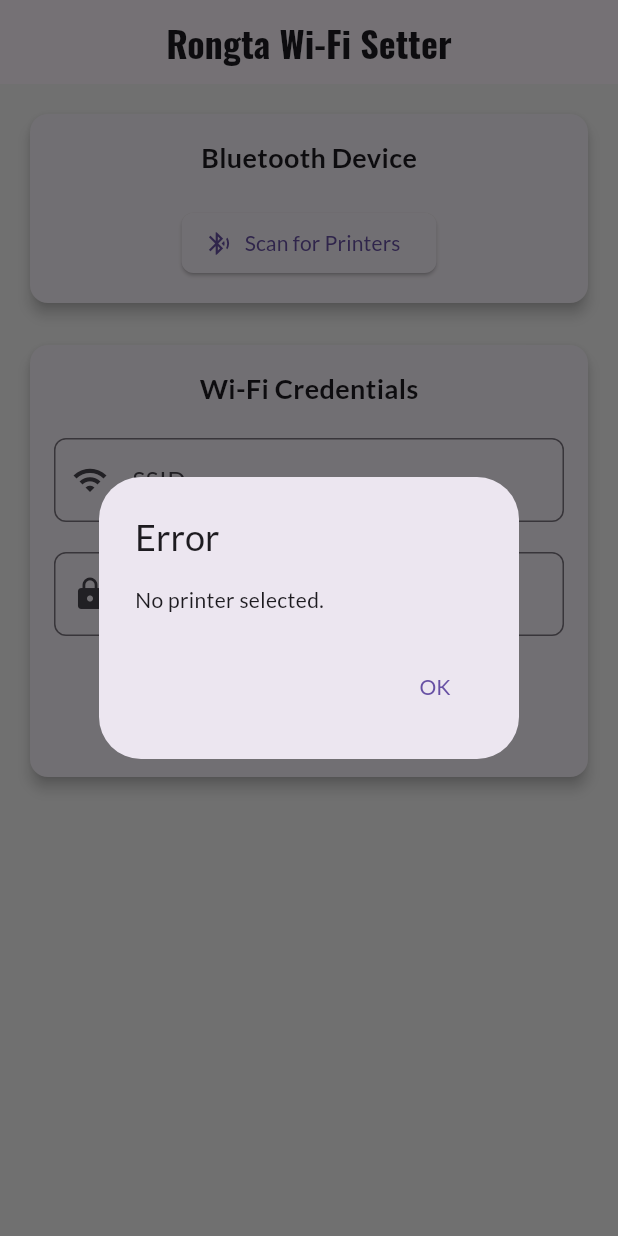
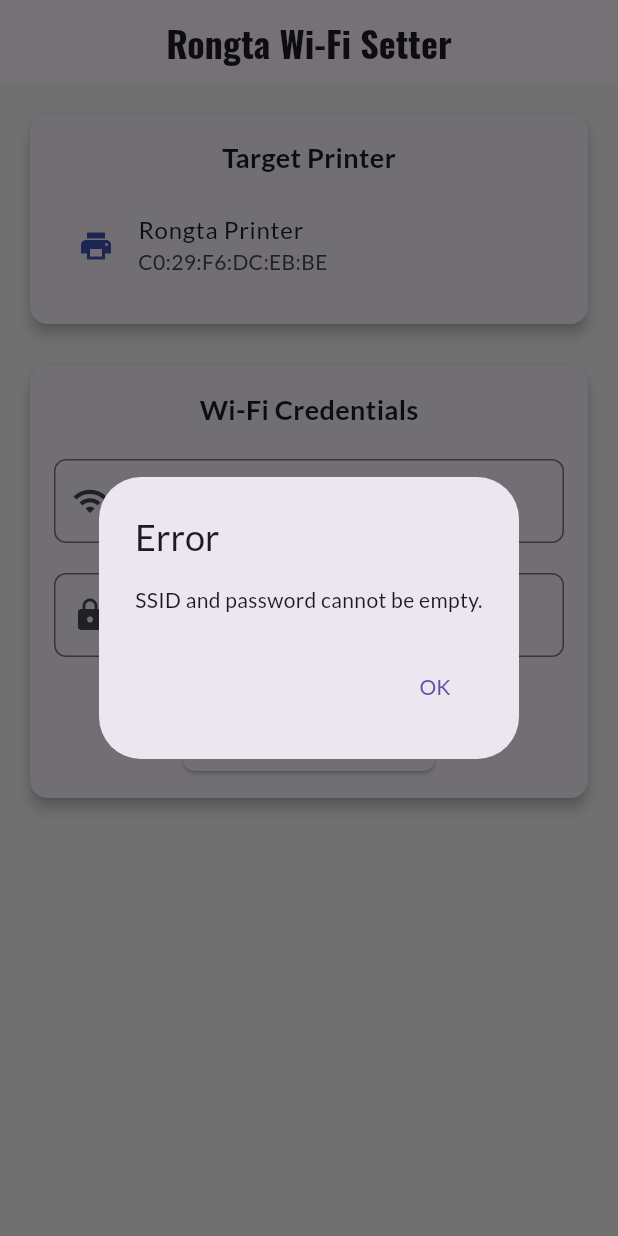
Before and after one commit to medslimen4/printer-app, a Flutter app: the screen it shows after launch, after a tap on "Send to Printer", on a phone screen of 412 x 824 dp. Run offline on Flutter 3.47's test engine with Material 3 defaults, Android fonts, the phone set to English and light mode, and no system bars; our stand-ins replace flutter_blue_plus, google_fonts, permission_handler.

Commit message:
feat: Connect directly to printer by MAC address

```diff
--- a/lib/main.dart
+++ b/lib/main.dart
@@ -39,7 +39,11 @@ class _MyHomePageState extends State<MyHomePage> {
   final AppBluetoothService _bluetoothService = AppBluetoothService();
   final TextEditingController _ssidController = TextEditingController();
   final TextEditingController _passwordController = TextEditingController();
-  BluetoothDevice? _selectedDevice;
+
+  // Connect directly to the printer using its MAC address
+  final BluetoothDevice _printerDevice =
+      BluetoothDevice.fromId('C0:29:F6:DC:EB:BE');
+
   bool _isConnecting = false;
   bool _isSending = false;
 
@@ -70,6 +74,7 @@ class _MyHomePageState extends State<MyHomePage> {
   }
 
   Widget _buildDeviceCard() {
+    // Display hardcoded printer information instead of scanning
     return Card(
       elevation: 4,
       shape: RoundedRectangleBorder(borderRadius: BorderRadius.circular(12)),
@@ -78,32 +83,15 @@ class _MyHomePageState extends State<MyHomePage> {
         child: Column(
           children: [
             Text(
-              'Bluetooth Device',
+              'Target Printer',
               style: GoogleFonts.lato(
                   fontSize: 18, fontWeight: FontWeight.bold),
             ),
             const SizedBox(height: 10),
-            if (_selectedDevice != null)
-              ListTile(
-                leading: const Icon(Icons.print, color: Colors.indigo),
-                title: Text(_selectedDevice!.name.isNotEmpty
-                    ? _selectedDevice!.name
-                    : 'Unknown Device'),
-                subtitle: Text(_selectedDevice!.remoteId.toString()),
-              ),
-            const SizedBox(height: 10),
-            ElevatedButton.icon(
-              onPressed: () {
-                _bluetoothService.startScan();
-                _showDeviceSelectionDialog();
-              },
-              icon: const Icon(Icons.bluetooth_searching),
-              label: const Text('Scan for Printers'),
-              style: ElevatedButton.styleFrom(
-                shape: RoundedRectangleBorder(
-                  borderRadius: BorderRadius.circular(8),
-                ),
-              ),
+            ListTile(
+              leading: const Icon(Icons.print, color: Colors.indigo),
+              title: const Text('Rongta Printer'),
+              subtitle: Text(_printerDevice.remoteId.toString()),
             ),
           ],
         ),
@@ -168,79 +156,7 @@ class _MyHomePageState extends State<MyHomePage> {
     );
   }
 
-  void _showDeviceSelectionDialog() {
-    showDialog(
-      context: context,
-      builder: (BuildContext context) {
-        return AlertDialog(
-          title: const Text('Select a Printer'),
-          content: StreamBuilder<List<ScanResult>>(
-            stream: _bluetoothService.scanResults,
-            builder: (context, snapshot) {
-              return StreamBuilder<bool>(
-                stream: _bluetoothService.isScanning,
-                initialData: true,
-                builder: (context, isScanningSnapshot) {
-                  final isScanning = isScanningSnapshot.data!;
-                  final scanResults = snapshot.data ?? [];
-
-                  if (isScanning && scanResults.isEmpty) {
-                    return const Center(
-                      child: Column(
-                        mainAxisSize: MainAxisSize.min,
-                        children: [
-                          CircularProgressIndicator(),
-                          SizedBox(height: 16),
-                          Text("Scanning for devices..."),
-                        ],
-                      ),
-                    );
-                  }
-
-                  if (!isScanning && scanResults.isEmpty) {
-                    return const Center(
-                      child: Text("No devices found. Please try again."),
-                    );
-                  }
-
-                  return SizedBox(
-                    width: double.maxFinite,
-                    child: ListView.builder(
-                      itemCount: scanResults.length,
-                      itemBuilder: (context, index) {
-                        final device = scanResults[index].device;
-                        return ListTile(
-                          leading: const Icon(Icons.bluetooth, color: Colors.blue),
-                          title: Text(device.name.isNotEmpty
-                              ? device.name
-                              : 'Unknown Device'),
-                          subtitle: Text(device.remoteId.toString()),
-                          onTap: () {
-                            setState(() {
-                              _selectedDevice = device;
-                            });
-                            Navigator.of(context).pop();
-                            _bluetoothService.stopScan();
-                          },
-                        );
-                      },
-                    ),
-                  );
-                },
-              );
-            },
-          ),
-        );
-      },
-    );
-  }
-
   Future<void> _sendWifiCredentials() async {
-    if (_selectedDevice == null) {
-      _showErrorDialog('No printer selected.');
-      return;
-    }
-
     final ssid = _ssidController.text;
     final password = _passwordController.text;
 
@@ -257,7 +173,7 @@ class _MyHomePageState extends State<MyHomePage> {
       setState(() {
         _isConnecting = true;
       });
-      await _bluetoothService.connect(_selectedDevice!);
+      await _bluetoothService.connect(_printerDevice);
       setState(() {
         _isConnecting = false;
       });
@@ -268,9 +184,9 @@ class _MyHomePageState extends State<MyHomePage> {
 
       final command = CommandBuilder.buildWifiCommand(ssid, password);
       await _bluetoothService.sendData(
-          _selectedDevice!, serviceUuid, characteristicUuid, command);
+          _printerDevice, serviceUuid, characteristicUuid, command);
 
-      await _bluetoothService.disconnect(_selectedDevice!);
+      await _bluetoothService.disconnect(_printerDevice);
 
       _showSuccessDialog('Wi-Fi credentials sent successfully!');
     } catch (e) {
```
Also changed, not shown: lib/bluetooth_service.dart (+1 -26 lines).
